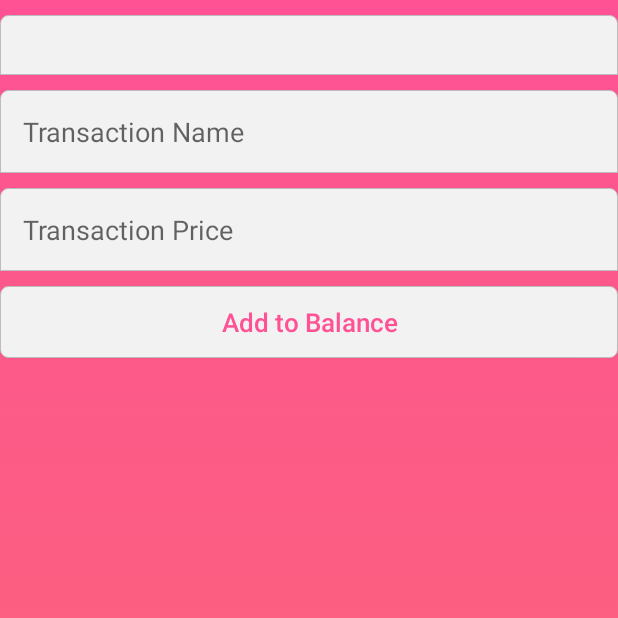
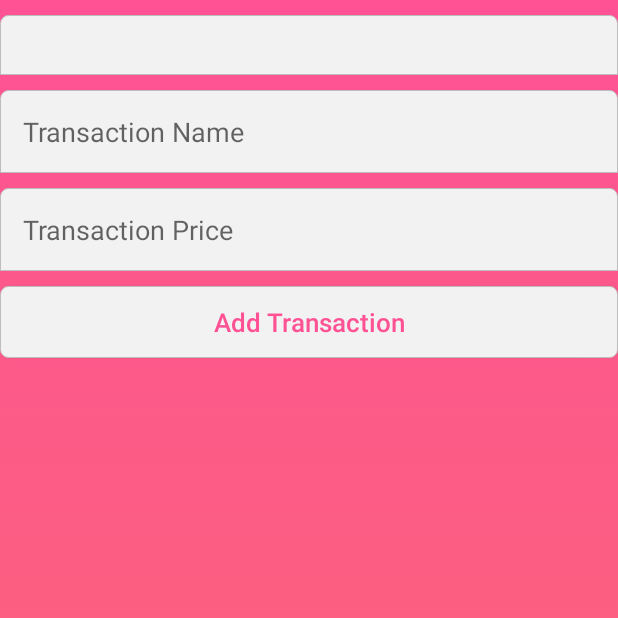
Before and after one commit to Weefle/BankAccountManager, an Android app: the screen it shows after launch once a user with an empty profile is signed in (HomeActivity), item 3 of the bottom bar chosen, on a phone screen of 412 x 824 dp, the top half of it. Run offline under Robolectric (Android 15) with nearby library versions, the phone set to English and light mode, and no system bars; our stand-ins replace Firebase (no records; nobody signed in at launch, a user with empty details on screens opened directly); 1 statement that could not run was skipped.

Commit message:
Generated signed apk

```diff
--- a/app/src/main/res/layout/fragment_transfer.xml
+++ b/app/src/main/res/layout/fragment_transfer.xml
@@ -48,7 +48,7 @@
             android:layout_marginTop="10dp"
             android:background="@drawable/button"
             android:foreground="?android:attr/selectableItemBackground"
-            android:text="Add to Balance"
+            android:text="Add Transaction"
             android:textAllCaps="false"
             android:textColor="#FE5295"
             android:textSize="17sp" />
```
Also changed, not shown: 2 other files.
